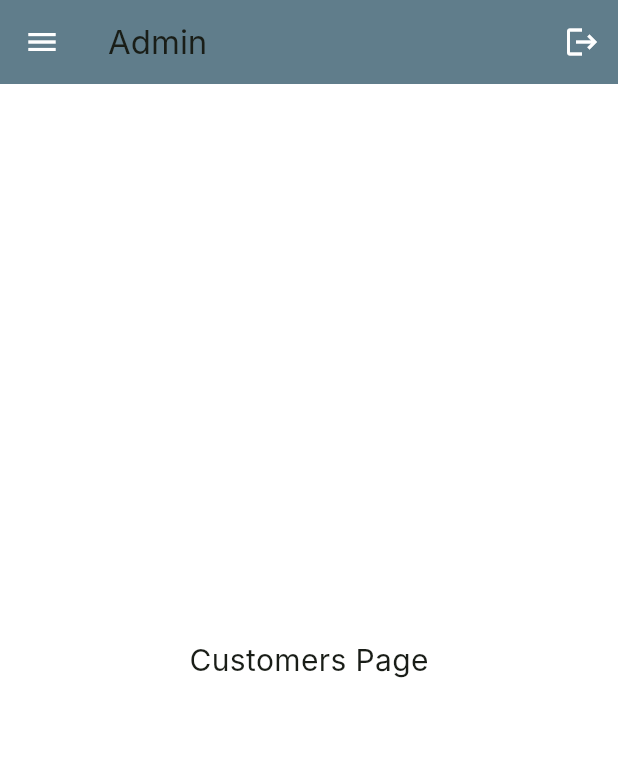
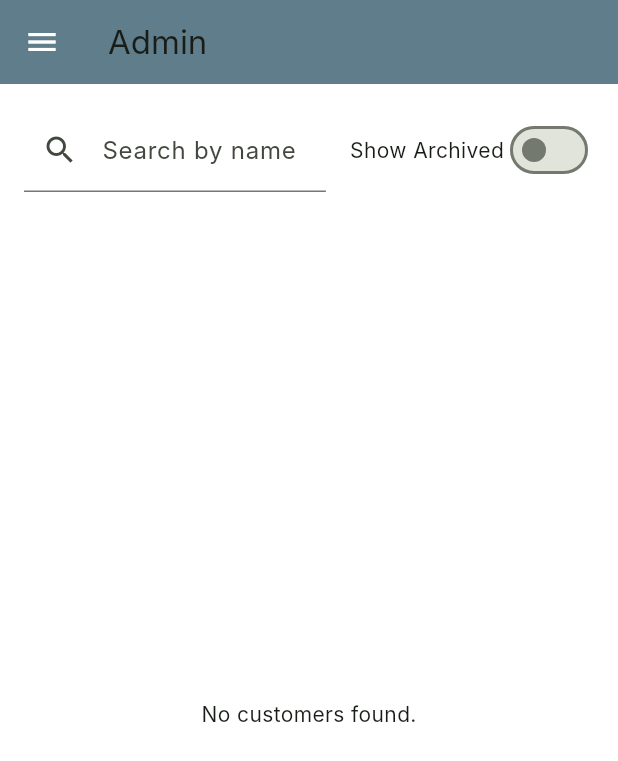
Before and after one commit to Rave-cyber/Flutter_E-commerce, a Flutter app: the AdminLayout screen opened directly, in the side drawer, after a tap on "Customers", on a phone screen of 412 x 824 dp. Shown: the top 761 px of the screen. Run offline on Flutter 3.47's test engine with Material 3 defaults, Android fonts, the light colour scheme and no system bars; our stand-ins replace carousel_slider, cloud_firestore, firebase_auth, firebase_core, image_picker, lottie and 1 more; missing offline and left inert: cloudinary_public; accounts and stored records are empty; network calls fail; Roboto replaces fonts that are missing (Inter).

Commit message:
admin customers

```diff
--- a/lib/layouts/admin_layout.dart
+++ b/lib/layouts/admin_layout.dart
@@ -22,16 +22,6 @@ class AdminLayout extends StatelessWidget {
         title: const Text('Admin'),
         backgroundColor: Colors.blueGrey,
         elevation: 0,
-        actions: [
-          Consumer<AuthService>(
-            builder: (context, authService, _) {
-              return IconButton(
-                icon: const Icon(Icons.logout),
-                onPressed: () => _confirmLogout(context, authService),
-              );
-            },
-          ),
-        ],
       ),
       body: child,
     );
@@ -77,7 +67,7 @@ class AdminLayout extends StatelessWidget {
               Navigator.pop(context);
               Navigator.pushReplacement(
                 context,
-                MaterialPageRoute(builder: (_) => const AdminCustomers()),
+                MaterialPageRoute(builder: (_) => const AdminCustomersIndex()),
               );
             },
           ),
--- a/lib/services/auth_service.dart
+++ b/lib/services/auth_service.dart
@@ -6,6 +6,9 @@ import '../models/customer_model.dart';
 class AuthService {
   final FirebaseAuth _auth = FirebaseAuth.instance;
   final FirebaseFirestore _firestore = FirebaseFirestore.instance;
+
+  // Public getter for Firestore
+  FirebaseFirestore get firestore => _firestore;
 
   // Get current user
   User? get currentUser => _auth.currentUser;
--- a/lib/views/admin/admin_customers/index.dart
+++ b/lib/views/admin/admin_customers/index.dart
@@ -1,16 +1,162 @@
+import 'package:firebase/models/customer_model.dart';
+import 'package:firebase/services/auth_service.dart';
 import 'package:flutter/material.dart';
 import '../../../layouts/admin_layout.dart';
 
-class AdminCustomers extends StatelessWidget {
-  const AdminCustomers({super.key});
+class AdminCustomersIndex extends StatefulWidget {
+  const AdminCustomersIndex({Key? key}) : super(key: key);
+
+  @override
+  State<AdminCustomersIndex> createState() => _AdminCustomersIndexState();
+}
+
+class _AdminCustomersIndexState extends State<AdminCustomersIndex> {
+  final AuthService _authService = AuthService();
+  String _searchQuery = '';
+  bool _showArchived = false;
+
+  // Cache user archive statuses
+  final Map<String, bool> _userArchiveStatus = {};
+
+  Stream<List<CustomerModel>> getCustomersStream() {
+    return _authService.firestore.collection('customers').snapshots().map(
+      (snapshot) {
+        List<CustomerModel> customers = [];
+
+        for (var doc in snapshot.docs) {
+          final customer = CustomerModel.fromMap(doc.data());
+
+          final isArchived = _userArchiveStatus[customer.user_id] ?? false;
+
+          if ((_showArchived && isArchived) ||
+              (!_showArchived && !isArchived)) {
+            if (_searchQuery.isEmpty ||
+                '${customer.firstname} ${customer.middlename} ${customer.lastname}'
+                    .toLowerCase()
+                    .contains(_searchQuery.toLowerCase())) {
+              customers.add(customer);
+            }
+          }
+        }
+
+        return customers;
+      },
+    );
+  }
+
+  Future<void> loadUserArchiveStatuses() async {
+    final userSnapshot = await _authService.firestore.collection('users').get();
+    for (var doc in userSnapshot.docs) {
+      _userArchiveStatus[doc.id] = doc.data()['is_archived'] ?? false;
+    }
+  }
+
+  Future<void> toggleArchive(CustomerModel customer) async {
+    final currentStatus = _userArchiveStatus[customer.user_id] ?? false;
+
+    await _authService.firestore
+        .collection('users')
+        .doc(customer.user_id)
+        .update({'is_archived': !currentStatus});
+
+    setState(() {
+      _userArchiveStatus[customer.user_id] = !currentStatus;
+    });
+
+    ScaffoldMessenger.of(context).showSnackBar(
+      SnackBar(
+        content: Text(
+            'Customer ${!currentStatus ? 'archived' : 'unarchived'} successfully'),
+      ),
+    );
+  }
+
+  @override
+  void initState() {
+    super.initState();
+    loadUserArchiveStatuses();
+  }
 
   @override
   Widget build(BuildContext context) {
-    return const AdminLayout(
-      child: Center(
-        child: Text(
-          "Customers Page",
-          style: TextStyle(fontSize: 20),
+    return AdminLayout(
+      child: Padding(
+        padding: const EdgeInsets.all(16),
+        child: Column(
+          children: [
+            Row(
+              children: [
+                Expanded(
+                  child: TextField(
+                    decoration: const InputDecoration(
+                      labelText: 'Search by name',
+                      prefixIcon: Icon(Icons.search),
+                    ),
+                    onChanged: (val) {
+                      setState(() => _searchQuery = val);
+                    },
+                  ),
+                ),
+                const SizedBox(width: 16),
+                Row(
+                  children: [
+                    const Text('Show Archived'),
+                    Switch(
+                      value: _showArchived,
+                      onChanged: (val) {
+                        setState(() => _showArchived = val);
+                      },
+                    ),
+                  ],
+                ),
+              ],
+            ),
+            const SizedBox(height: 16),
+            Expanded(
+              child: StreamBuilder<List<CustomerModel>>(
+                stream: getCustomersStream(),
+                builder: (context, snapshot) {
+                  if (snapshot.connectionState == ConnectionState.waiting) {
+                    return const Center(child: CircularProgressIndicator());
+                  }
+                  if (!snapshot.hasData || snapshot.data!.isEmpty) {
+                    return const Center(child: Text('No customers found.'));
+                  }
+
+                  final customers = snapshot.data!;
+
+                  return ListView.builder(
+                    itemCount: customers.length,
+                    itemBuilder: (context, index) {
+                      final customer = customers[index];
+                      final isArchived =
+                          _userArchiveStatus[customer.user_id] ?? false;
+
+                      return Card(
+                        margin: const EdgeInsets.symmetric(vertical: 8),
+                        child: ListTile(
+                          leading: const Icon(Icons.person),
+                          title: Text(
+                              '${customer.firstname} ${customer.middlename} ${customer.lastname}'),
+                          subtitle: Text(
+                              'Address: ${customer.address}\nContact: ${customer.contact}'),
+                          isThreeLine: true,
+                          trailing: IconButton(
+                            icon: Icon(
+                              isArchived ? Icons.unarchive : Icons.archive,
+                              color: Colors.orange,
+                            ),
+                            tooltip: 'Archive/Unarchive',
+                            onPressed: () => toggleArchive(customer),
+                          ),
+                        ),
+                      );
+                    },
+                  );
+                },
+              ),
+            ),
+          ],
         ),
       ),
     );
--- a/lib/views/admin/admin_products/form.dart
+++ b/lib/views/admin/admin_products/form.dart
@@ -1,4 +1,4 @@
-import 'package:firebase/controllers/admin/product_controller.dart';
+import 'package:firebase/services/admin/product_sevice.dart';
 import 'package:flutter/material.dart';
 import '../../../layouts/admin_layout.dart';
 import '/models/product.dart';
--- a/lib/views/admin/admin_products/index.dart
+++ b/lib/views/admin/admin_products/index.dart
@@ -1,4 +1,4 @@
-import 'package:firebase/controllers/admin/product_controller.dart';
+import 'package:firebase/services/admin/product_sevice.dart';
 import 'package:flutter/material.dart';
 import '../../../layouts/admin_layout.dart';
 import '/models/product.dart';
```
Also changed, not shown: firebase.json, lib/services/admin/product_sevice.dart (renamed from lib/controllers/admin/product_controller.dart), pubspec.lock, 6 other files.
